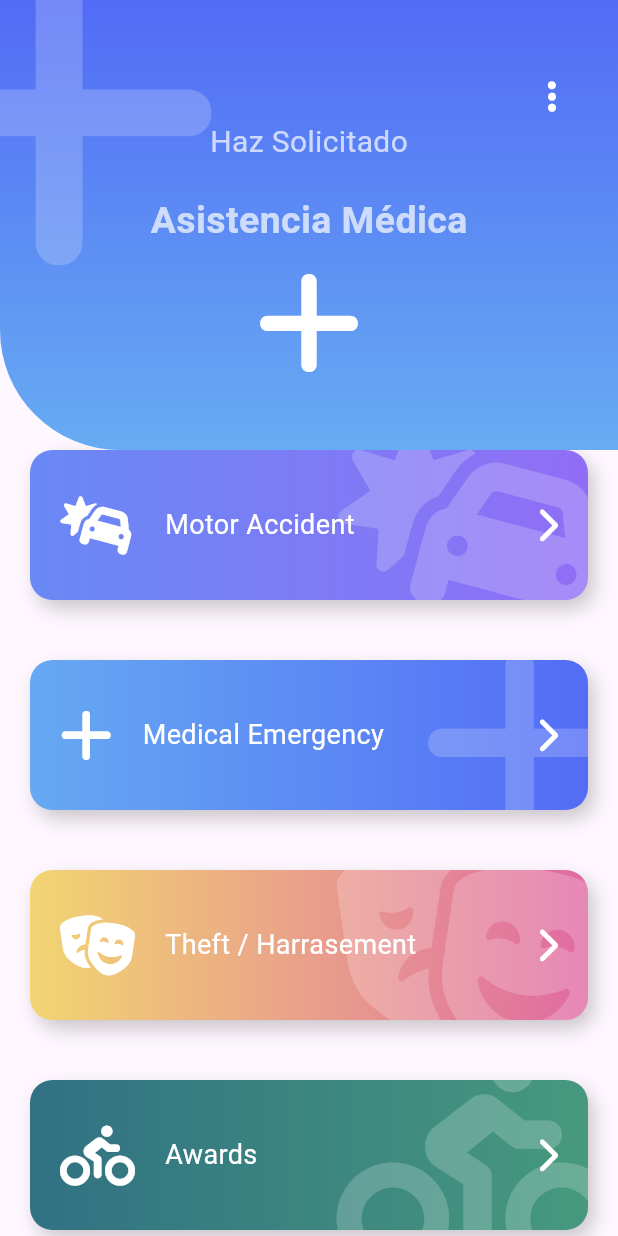
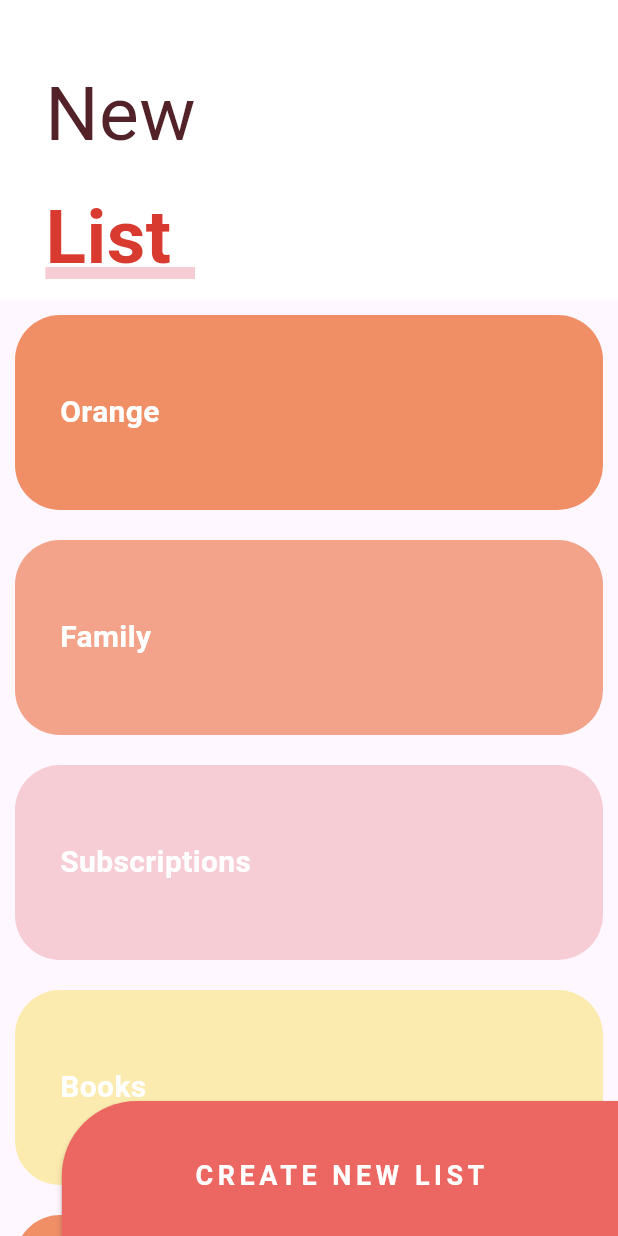
Before and after one commit to gavasquez/Flutter-intermedio, a Flutter app: the screen it shows after launch, on a phone screen of 412 x 824 dp. Run offline on Flutter 3.47's test engine with Material 3 defaults, Android fonts, the phone set to English and light mode, and no system bars; our stand-ins replace animate_do, flutter_svg, font_awesome_flutter.

Commit message:
Fin de la seccion 8

```diff
--- a/lib/main.dart
+++ b/lib/main.dart
@@ -5,7 +5,8 @@
 //import 'package:disenos_app/src/pages/graficas_circulares_page.dart';
 //import 'package:disenos_app/src/labs/slideshow_page.dart';
 //import 'package:disenos_app/src/pages/slideshow_page.dart';
-import 'package:disenos_app/src/pages/emergency_page.dart';
+//import 'package:disenos_app/src/pages/emergency_page.dart';
+import 'package:disenos_app/src/pages/slider_list_page.dart';
 //import 'package:disenos_app/src/pages/pinterest_page.dart';
 import 'package:flutter/material.dart';
 
@@ -21,7 +22,7 @@ class MyApp extends StatelessWidget {
     return MaterialApp(
       debugShowCheckedModeBanner: false,
       title: 'Diseños App',
-      home: EmergencyPage(),
+      home: SliderListPage(),
     );
   }
 }
--- /dev/null
+++ b/lib/src/pages/slider_list_page.dart
@@ -0,0 +1,205 @@
+import 'package:flutter/material.dart';
+
+class SliderListPage extends StatelessWidget {
+  const SliderListPage({super.key});
+
+  @override
+  Widget build(BuildContext context) {
+    return Scaffold(
+      //body: Titulo(),
+      body: Stack(
+        children: [
+          _MainScroll(),
+          Positioned(bottom: -10, right: 0, child: _BotonNewList()),
+        ],
+      ),
+    );
+  }
+}
+
+class _BotonNewList extends StatelessWidget {
+  @override
+  Widget build(BuildContext context) {
+    final size = MediaQuery.of(context).size;
+    return ButtonTheme(
+      minWidth: size.width * 0.9,
+      height: 100,
+      child: MaterialButton(
+        onPressed: () {},
+        minWidth: size.width * 0.9,
+        color: const Color(0xffED6762),
+        shape: const RoundedRectangleBorder(
+            borderRadius: BorderRadius.only(topLeft: Radius.circular(50))),
+        child: const Text(
+          'CREATE NEW LIST',
+          style: TextStyle(
+              color: Colors.white,
+              fontSize: 18,
+              fontWeight: FontWeight.bold,
+              letterSpacing: 3),
+        ),
+      ),
+    );
+  }
+}
+
+class _MainScroll extends StatelessWidget {
+  final items = [
+    const _ListItem('Orange', Color(0xffF08F66)),
+    const _ListItem('Family', Color(0xffF2A38A)),
+    const _ListItem('Subscriptions', Color(0xffF7CDD5)),
+    const _ListItem('Books', Color(0xffFCEBAF)),
+    const _ListItem('Orange', Color(0xffF08F66)),
+    const _ListItem('Family', Color(0xffF2A38A)),
+    const _ListItem('Subscriptions', Color(0xffF7CDD5)),
+    const _ListItem('Books', Color(0xffFCEBAF)),
+  ];
+  @override
+  Widget build(BuildContext context) {
+    return CustomScrollView(
+      slivers: [
+        //SliverAppBar(
+        //  floating: true,
+        //  centerTitle: true,
+        //  elevation: 0,
+        //  backgroundColor: Colors.red,
+        //  title: Text('Hola Mundo'),
+        //),
+        SliverPersistentHeader(
+            floating: true,
+            delegate: _SliverCustomHeaderDelegate(
+                minHeight: 170,
+                maxHeight: 200,
+                child: Container(
+                  alignment: Alignment.centerLeft,
+                  color: Colors.white,
+                  child: const _Titulo(),
+                ))),
+        SliverList(
+            delegate: SliverChildListDelegate([
+          ...items,
+          const SizedBox(
+            height: 100,
+          )
+        ]))
+      ],
+    );
+  }
+}
+
+class _SliverCustomHeaderDelegate extends SliverPersistentHeaderDelegate {
+  final double minHeight;
+  final double maxHeight;
+  final Widget child;
+  _SliverCustomHeaderDelegate(
+      {required this.minHeight, required this.maxHeight, required this.child});
+  @override
+  Widget build(
+      BuildContext context, double shrinkOffset, bool overlapsContent) {
+    return SizedBox.expand(child: child);
+  }
+
+  @override
+  double get maxExtent => maxHeight;
+
+  @override
+  double get minExtent => minHeight;
+
+  @override
+  bool shouldRebuild(covariant _SliverCustomHeaderDelegate oldDelegate) {
+    return maxHeight != oldDelegate.maxHeight ||
+        minHeight != oldDelegate.minExtent ||
+        child != oldDelegate.child;
+  }
+}
+
+class _Titulo extends StatelessWidget {
+  const _Titulo();
+
+  @override
+  Widget build(BuildContext context) {
+    return Column(
+      children: [
+        const SizedBox(
+          height: 30,
+        ),
+        Container(
+          margin: const EdgeInsets.symmetric(horizontal: 30, vertical: 10),
+          child: const Text(
+            'New',
+            style: TextStyle(color: Color(0xff532128), fontSize: 50),
+          ),
+        ),
+        Stack(
+          children: [
+            const SizedBox(
+              width: 100,
+            ),
+            Positioned(
+              bottom: 8,
+              child: Container(
+                width: 150,
+                height: 8,
+                color: const Color(0xffF7CDD5),
+              ),
+            ),
+            const Text(
+              'List',
+              style: TextStyle(
+                  color: Color(0xffD93A30),
+                  fontSize: 50,
+                  fontWeight: FontWeight.bold),
+            ),
+          ],
+        )
+      ],
+    );
+  }
+}
+
+class _ListaTareas extends StatelessWidget {
+  final items = [
+    const _ListItem('Orange', Color(0xffF08F66)),
+    const _ListItem('Family', Color(0xffF2A38A)),
+    const _ListItem('Subscriptions', Color(0xffF7CDD5)),
+    const _ListItem('Books', Color(0xffFCEBAF)),
+    const _ListItem('Orange', Color(0xffF08F66)),
+    const _ListItem('Family', Color(0xffF2A38A)),
+    const _ListItem('Subscriptions', Color(0xffF7CDD5)),
+    const _ListItem('Books', Color(0xffFCEBAF)),
+  ];
+
+  @override
+  Widget build(BuildContext context) {
+    return ListView.builder(
+      itemCount: items.length,
+      itemBuilder: (BuildContext context, int index) {
+        return items[index];
+      },
+    );
+  }
+}
+
+class _ListItem extends StatelessWidget {
+  final String titulo;
+  final Color color;
+
+  const _ListItem(this.titulo, this.color);
+
+  @override
+  Widget build(BuildContext context) {
+    return Container(
+      height: 130,
+      alignment: Alignment.centerLeft,
+      padding: const EdgeInsets.all(30),
+      margin: const EdgeInsets.all(10),
+      decoration:
+          BoxDecoration(color: color, borderRadius: BorderRadius.circular(30)),
+      child: Text(
+        titulo,
+        style: const TextStyle(
+            color: Colors.white, fontWeight: FontWeight.bold, fontSize: 20),
+      ),
+    );
+  }
+}
```
